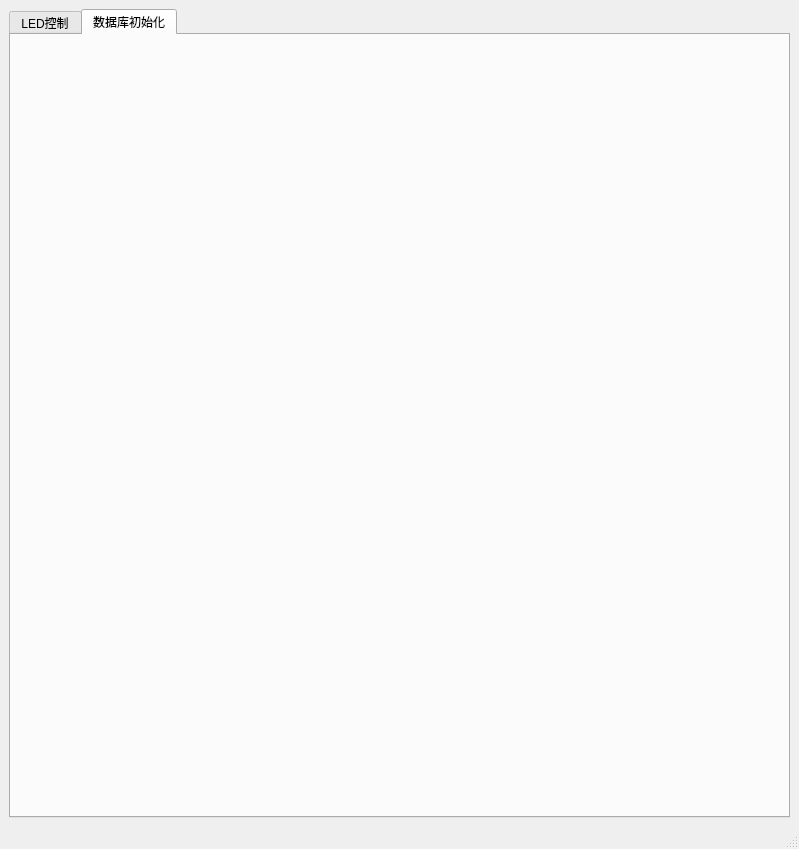
This is module/frm_LED.ui in jack-liaojie/LED_DEMO as Qt 5 draws it before an edit. The edited form follows.
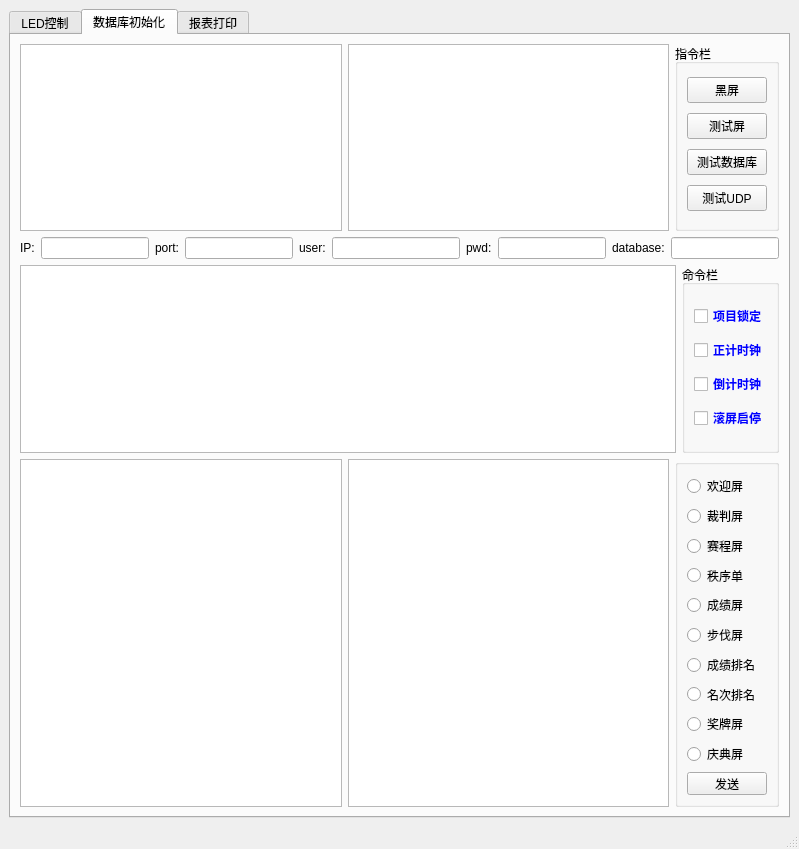
This is the edited form. The open tabs and pages were chosen to show the change.

```diff
--- a/module/frm_LED.ui
+++ b/module/frm_LED.ui
@@ -730,6 +730,1103 @@
        <attribute name="title">
         <string>数据库初始化</string>
        </attribute>
+       <layout class="QVBoxLayout" name="verticalLayout_13">
+        <item>
+         <layout class="QHBoxLayout" name="horizontalLayout_13">
+          <item>
+           <widget class="QTreeWidget" name="trv_event_2">
+            <property name="sizePolicy">
+             <sizepolicy hsizetype="Expanding" vsizetype="Expanding">
+              <horstretch>0</horstretch>
+              <verstretch>0</verstretch>
+             </sizepolicy>
+            </property>
+            <property name="minimumSize">
+             <size>
+              <width>100</width>
+              <height>0</height>
+             </size>
+            </property>
+            <attribute name="headerVisible">
+             <bool>false</bool>
+            </attribute>
+            <column>
+             <property name="text">
+              <string notr="true">1</string>
+             </property>
+            </column>
+           </widget>
+          </item>
+          <item>
+           <widget class="QTableWidget" name="tbv_data_2">
+            <property name="sizePolicy">
+             <sizepolicy hsizetype="Expanding" vsizetype="Ignored">
+              <horstretch>0</horstretch>
+              <verstretch>0</verstretch>
+             </sizepolicy>
+            </property>
+            <property name="selectionMode">
+             <enum>QAbstractItemView::SingleSelection</enum>
+            </property>
+            <property name="selectionBehavior">
+             <enum>QAbstractItemView::SelectRows</enum>
+            </property>
+            <attribute name="horizontalHeaderCascadingSectionResizes">
+             <bool>true</bool>
+            </attribute>
+            <attribute name="horizontalHeaderShowSortIndicator" stdset="0">
+             <bool>true</bool>
+            </attribute>
+            <attribute name="horizontalHeaderStretchLastSection">
+             <bool>true</bool>
+            </attribute>
+            <attribute name="verticalHeaderShowSortIndicator" stdset="0">
+             <bool>true</bool>
+            </attribute>
+            <attribute name="verticalHeaderStretchLastSection">
+             <bool>true</bool>
+            </attribute>
+           </widget>
+          </item>
+          <item>
+           <widget class="QGroupBox" name="gb_command_2">
+            <property name="sizePolicy">
+             <sizepolicy hsizetype="Fixed" vsizetype="Preferred">
+              <horstretch>0</horstretch>
+              <verstretch>0</verstretch>
+             </sizepolicy>
+            </property>
+            <property name="minimumSize">
+             <size>
+              <width>100</width>
+              <height>0</height>
+             </size>
+            </property>
+            <property name="title">
+             <string>指令栏</string>
+            </property>
+            <layout class="QVBoxLayout" name="verticalLayout_7">
+             <item>
+              <widget class="QPushButton" name="btn_black_2">
+               <property name="text">
+                <string>黑屏</string>
+               </property>
+              </widget>
+             </item>
+             <item>
+              <widget class="QPushButton" name="btn_testled_2">
+               <property name="text">
+                <string>测试屏</string>
+               </property>
+              </widget>
+             </item>
+             <item>
+              <widget class="QPushButton" name="btn_dbtest_2">
+               <property name="text">
+                <string>测试数据库</string>
+               </property>
+              </widget>
+             </item>
+             <item>
+              <widget class="QPushButton" name="btn_testudp_2">
+               <property name="text">
+                <string>测试UDP</string>
+               </property>
+              </widget>
+             </item>
+            </layout>
+           </widget>
+          </item>
+         </layout>
+        </item>
+        <item>
+         <layout class="QHBoxLayout" name="horizontalLayout_14">
+          <item>
+           <widget class="QLabel" name="label_15">
+            <property name="text">
+             <string>IP:</string>
+            </property>
+           </widget>
+          </item>
+          <item>
+           <widget class="QLineEdit" name="txt_dbip_2">
+            <property name="sizePolicy">
+             <sizepolicy hsizetype="Fixed" vsizetype="Fixed">
+              <horstretch>0</horstretch>
+              <verstretch>0</verstretch>
+             </sizepolicy>
+            </property>
+           </widget>
+          </item>
+          <item>
+           <widget class="QLabel" name="port_2">
+            <property name="text">
+             <string>port:</string>
+            </property>
+           </widget>
+          </item>
+          <item>
+           <widget class="QLineEdit" name="txt_dbport_2">
+            <property name="sizePolicy">
+             <sizepolicy hsizetype="Fixed" vsizetype="Fixed">
+              <horstretch>0</horstretch>
+              <verstretch>0</verstretch>
+             </sizepolicy>
+            </property>
+           </widget>
+          </item>
+          <item>
+           <widget class="QLabel" name="label_16">
+            <property name="text">
+             <string>user:</string>
+            </property>
+           </widget>
+          </item>
+          <item>
+           <widget class="QLineEdit" name="txt_dbuser_2">
+            <property name="sizePolicy">
+             <sizepolicy hsizetype="Expanding" vsizetype="Fixed">
+              <horstretch>0</horstretch>
+              <verstretch>0</verstretch>
+             </sizepolicy>
+            </property>
+           </widget>
+          </item>
+          <item>
+           <widget class="QLabel" name="label_17">
+            <property name="text">
+             <string>pwd:</string>
+            </property>
+           </widget>
+          </item>
+          <item>
+           <widget class="QLineEdit" name="txt_dbpwd_2">
+            <property name="sizePolicy">
+             <sizepolicy hsizetype="Fixed" vsizetype="Fixed">
+              <horstretch>0</horstretch>
+              <verstretch>0</verstretch>
+             </sizepolicy>
+            </property>
+            <property name="echoMode">
+             <enum>QLineEdit::Password</enum>
+            </property>
+           </widget>
+          </item>
+          <item>
+           <widget class="QLabel" name="label_18">
+            <property name="text">
+             <string>database:</string>
+            </property>
+           </widget>
+          </item>
+          <item>
+           <widget class="QLineEdit" name="txt_dbdatabase_2">
+            <property name="sizePolicy">
+             <sizepolicy hsizetype="Preferred" vsizetype="Fixed">
+              <horstretch>0</horstretch>
+              <verstretch>0</verstretch>
+             </sizepolicy>
+            </property>
+           </widget>
+          </item>
+         </layout>
+        </item>
+        <item>
+         <layout class="QHBoxLayout" name="horizontalLayout_4">
+          <item>
+           <widget class="QTableWidget" name="tbv_title_2">
+            <property name="sizePolicy">
+             <sizepolicy hsizetype="Expanding" vsizetype="Preferred">
+              <horstretch>0</horstretch>
+              <verstretch>0</verstretch>
+             </sizepolicy>
+            </property>
+            <property name="minimumSize">
+             <size>
+              <width>0</width>
+              <height>100</height>
+             </size>
+            </property>
+           </widget>
+          </item>
+          <item>
+           <widget class="QGroupBox" name="groupBox_3">
+            <property name="title">
+             <string>命令栏</string>
+            </property>
+            <layout class="QVBoxLayout" name="verticalLayout_8">
+             <property name="spacing">
+              <number>0</number>
+             </property>
+             <item>
+              <widget class="QCheckBox" name="ckb_matchselected_2">
+               <property name="palette">
+                <palette>
+                 <active>
+                  <colorrole role="WindowText">
+                   <brush brushstyle="SolidPattern">
+                    <color alpha="255">
+                     <red>0</red>
+                     <green>0</green>
+                     <blue>255</blue>
+                    </color>
+                   </brush>
+                  </colorrole>
+                 </active>
+                 <inactive>
+                  <colorrole role="WindowText">
+                   <brush brushstyle="SolidPattern">
+                    <color alpha="255">
+                     <red>0</red>
+                     <green>0</green>
+                     <blue>255</blue>
+                    </color>
+                   </brush>
+                  </colorrole>
+                 </inactive>
+                 <disabled>
+                  <colorrole role="WindowText">
+                   <brush brushstyle="SolidPattern">
+                    <color alpha="255">
+                     <red>120</red>
+                     <green>120</green>
+                     <blue>120</blue>
+                    </color>
+                   </brush>
+                  </colorrole>
+                 </disabled>
+                </palette>
+               </property>
+               <property name="font">
+                <font>
+                 <family>微软雅黑</family>
+                 <weight>75</weight>
+                 <bold>true</bold>
+                </font>
+               </property>
+               <property name="text">
+                <string>项目锁定</string>
+               </property>
+              </widget>
+             </item>
+             <item>
+              <widget class="QCheckBox" name="ckb_five_2">
+               <property name="palette">
+                <palette>
+                 <active>
+                  <colorrole role="WindowText">
+                   <brush brushstyle="SolidPattern">
+                    <color alpha="255">
+                     <red>0</red>
+                     <green>0</green>
+                     <blue>255</blue>
+                    </color>
+                   </brush>
+                  </colorrole>
+                 </active>
+                 <inactive>
+                  <colorrole role="WindowText">
+                   <brush brushstyle="SolidPattern">
+                    <color alpha="255">
+                     <red>0</red>
+                     <green>0</green>
+                     <blue>255</blue>
+                    </color>
+                   </brush>
+                  </colorrole>
+                 </inactive>
+                 <disabled>
+                  <colorrole role="WindowText">
+                   <brush brushstyle="SolidPattern">
+                    <color alpha="255">
+                     <red>120</red>
+                     <green>120</green>
+                     <blue>120</blue>
+                    </color>
+                   </brush>
+                  </colorrole>
+                 </disabled>
+                </palette>
+               </property>
+               <property name="font">
+                <font>
+                 <family>微软雅黑</family>
+                 <weight>75</weight>
+                 <bold>true</bold>
+                </font>
+               </property>
+               <property name="text">
+                <string>正计时钟</string>
+               </property>
+              </widget>
+             </item>
+             <item>
+              <widget class="QCheckBox" name="ckb_twenty_2">
+               <property name="palette">
+                <palette>
+                 <active>
+                  <colorrole role="WindowText">
+                   <brush brushstyle="SolidPattern">
+                    <color alpha="255">
+                     <red>0</red>
+                     <green>0</green>
+                     <blue>255</blue>
+                    </color>
+                   </brush>
+                  </colorrole>
+                 </active>
+                 <inactive>
+                  <colorrole role="WindowText">
+                   <brush brushstyle="SolidPattern">
+                    <color alpha="255">
+                     <red>0</red>
+                     <green>0</green>
+                     <blue>255</blue>
+                    </color>
+                   </brush>
+                  </colorrole>
+                 </inactive>
+                 <disabled>
+                  <colorrole role="WindowText">
+                   <brush brushstyle="SolidPattern">
+                    <color alpha="255">
+                     <red>120</red>
+                     <green>120</green>
+                     <blue>120</blue>
+                    </color>
+                   </brush>
+                  </colorrole>
+                 </disabled>
+                </palette>
+               </property>
+               <property name="font">
+                <font>
+                 <family>微软雅黑</family>
+                 <weight>75</weight>
+                 <bold>true</bold>
+                </font>
+               </property>
+               <property name="text">
+                <string>倒计时钟</string>
+               </property>
+              </widget>
+             </item>
+             <item>
+              <widget class="QCheckBox" name="ckb_scrolling_2">
+               <property name="palette">
+                <palette>
+                 <active>
+                  <colorrole role="WindowText">
+                   <brush brushstyle="SolidPattern">
+                    <color alpha="255">
+                     <red>0</red>
+                     <green>0</green>
+                     <blue>255</blue>
+                    </color>
+                   </brush>
+                  </colorrole>
+                 </active>
+                 <inactive>
+                  <colorrole role="WindowText">
+                   <brush brushstyle="SolidPattern">
+                    <color alpha="255">
+                     <red>0</red>
+                     <green>0</green>
+                     <blue>255</blue>
+                    </color>
+                   </brush>
+                  </colorrole>
+                 </inactive>
+                 <disabled>
+                  <colorrole role="WindowText">
+                   <brush brushstyle="SolidPattern">
+                    <color alpha="255">
+                     <red>120</red>
+                     <green>120</green>
+                     <blue>120</blue>
+                    </color>
+                   </brush>
+                  </colorrole>
+                 </disabled>
+                </palette>
+               </property>
+               <property name="font">
+                <font>
+                 <family>微软雅黑</family>
+                 <weight>75</weight>
+                 <bold>true</bold>
+                </font>
+               </property>
+               <property name="text">
+                <string>滚屏启停</string>
+               </property>
+              </widget>
+             </item>
+            </layout>
+           </widget>
+          </item>
+         </layout>
+        </item>
+        <item>
+         <layout class="QHBoxLayout" name="horizontalLayout_3">
+          <item>
+           <widget class="QTextEdit" name="txt_data_2"/>
+          </item>
+          <item>
+           <widget class="QTableWidget" name="tbv_register_2">
+            <property name="sizePolicy">
+             <sizepolicy hsizetype="Expanding" vsizetype="Ignored">
+              <horstretch>0</horstretch>
+              <verstretch>0</verstretch>
+             </sizepolicy>
+            </property>
+            <property name="selectionMode">
+             <enum>QAbstractItemView::SingleSelection</enum>
+            </property>
+            <property name="selectionBehavior">
+             <enum>QAbstractItemView::SelectRows</enum>
+            </property>
+            <attribute name="horizontalHeaderCascadingSectionResizes">
+             <bool>true</bool>
+            </attribute>
+            <attribute name="horizontalHeaderShowSortIndicator" stdset="0">
+             <bool>true</bool>
+            </attribute>
+            <attribute name="horizontalHeaderStretchLastSection">
+             <bool>true</bool>
+            </attribute>
+            <attribute name="verticalHeaderShowSortIndicator" stdset="0">
+             <bool>true</bool>
+            </attribute>
+            <attribute name="verticalHeaderStretchLastSection">
+             <bool>true</bool>
+            </attribute>
+           </widget>
+          </item>
+          <item>
+           <widget class="QGroupBox" name="groupBox_2">
+            <property name="sizePolicy">
+             <sizepolicy hsizetype="Preferred" vsizetype="Expanding">
+              <horstretch>0</horstretch>
+              <verstretch>0</verstretch>
+             </sizepolicy>
+            </property>
+            <property name="minimumSize">
+             <size>
+              <width>100</width>
+              <height>270</height>
+             </size>
+            </property>
+            <property name="title">
+             <string/>
+            </property>
+            <layout class="QVBoxLayout" name="verticalLayout_6">
+             <item>
+              <widget class="QRadioButton" name="rdo_welcome_2">
+               <property name="text">
+                <string>欢迎屏</string>
+               </property>
+              </widget>
+             </item>
+             <item>
+              <widget class="QRadioButton" name="rdo_judge_2">
+               <property name="text">
+                <string>裁判屏</string>
+               </property>
+              </widget>
+             </item>
+             <item>
+              <widget class="QRadioButton" name="rdo_schedule_2">
+               <property name="text">
+                <string>赛程屏</string>
+               </property>
+              </widget>
+             </item>
+             <item>
+              <widget class="QRadioButton" name="rdo_startlist_2">
+               <property name="text">
+                <string>秩序单</string>
+               </property>
+              </widget>
+             </item>
+             <item>
+              <widget class="QRadioButton" name="rdo_result_2">
+               <property name="text">
+                <string>成绩屏</string>
+               </property>
+              </widget>
+             </item>
+             <item>
+              <widget class="QRadioButton" name="rdo_step_2">
+               <property name="text">
+                <string>步伐屏</string>
+               </property>
+              </widget>
+             </item>
+             <item>
+              <widget class="QRadioButton" name="rdo_resultlist_2">
+               <property name="text">
+                <string>成绩排名</string>
+               </property>
+              </widget>
+             </item>
+             <item>
+              <widget class="QRadioButton" name="rdo_ranklist_2">
+               <property name="text">
+                <string>名次排名</string>
+               </property>
+              </widget>
+             </item>
+             <item>
+              <widget class="QRadioButton" name="rdo_medal_2">
+               <property name="text">
+                <string>奖牌屏</string>
+               </property>
+              </widget>
+             </item>
+             <item>
+              <widget class="QRadioButton" name="rdo_celebrate_2">
+               <property name="text">
+                <string>庆典屏</string>
+               </property>
+              </widget>
+             </item>
+             <item>
+              <widget class="QPushButton" name="btn_ok_2">
+               <property name="sizePolicy">
+                <sizepolicy hsizetype="Fixed" vsizetype="Fixed">
+                 <horstretch>0</horstretch>
+                 <verstretch>0</verstretch>
+                </sizepolicy>
+               </property>
+               <property name="minimumSize">
+                <size>
+                 <width>40</width>
+                 <height>0</height>
+                </size>
+               </property>
+               <property name="text">
+                <string>发送</string>
+               </property>
+               <property name="checkable">
+                <bool>false</bool>
+               </property>
+               <property name="checked">
+                <bool>false</bool>
+               </property>
+              </widget>
+             </item>
+            </layout>
+           </widget>
+          </item>
+         </layout>
+        </item>
+       </layout>
+      </widget>
+      <widget class="QWidget" name="tab">
+       <attribute name="title">
+        <string>报表打印</string>
+       </attribute>
+       <layout class="QVBoxLayout" name="verticalLayout_12">
+        <item>
+         <layout class="QHBoxLayout" name="horizontalLayout_17">
+          <item>
+           <widget class="QTreeWidget" name="trv_event_3">
+            <property name="sizePolicy">
+             <sizepolicy hsizetype="Expanding" vsizetype="Expanding">
+              <horstretch>0</horstretch>
+              <verstretch>0</verstretch>
+             </sizepolicy>
+            </property>
+            <property name="minimumSize">
+             <size>
+              <width>100</width>
+              <height>0</height>
+             </size>
+            </property>
+            <attribute name="headerVisible">
+             <bool>false</bool>
+            </attribute>
+            <column>
+             <property name="text">
+              <string notr="true">1</string>
+             </property>
+            </column>
+           </widget>
+          </item>
+          <item>
+           <widget class="QTableWidget" name="tbv_data_3">
+            <property name="sizePolicy">
+             <sizepolicy hsizetype="Expanding" vsizetype="Ignored">
+              <horstretch>0</horstretch>
+              <verstretch>0</verstretch>
+             </sizepolicy>
+            </property>
+            <property name="selectionMode">
+             <enum>QAbstractItemView::SingleSelection</enum>
+            </property>
+            <property name="selectionBehavior">
+             <enum>QAbstractItemView::SelectRows</enum>
+            </property>
+            <attribute name="horizontalHeaderCascadingSectionResizes">
+             <bool>true</bool>
+            </attribute>
+            <attribute name="horizontalHeaderShowSortIndicator" stdset="0">
+             <bool>true</bool>
+            </attribute>
+            <attribute name="horizontalHeaderStretchLastSection">
+             <bool>true</bool>
+            </attribute>
+            <attribute name="verticalHeaderShowSortIndicator" stdset="0">
+             <bool>true</bool>
+            </attribute>
+            <attribute name="verticalHeaderStretchLastSection">
+             <bool>true</bool>
+            </attribute>
+           </widget>
+          </item>
+          <item>
+           <widget class="QGroupBox" name="gb_command_3">
+            <property name="sizePolicy">
+             <sizepolicy hsizetype="Fixed" vsizetype="Preferred">
+              <horstretch>0</horstretch>
+              <verstretch>0</verstretch>
+             </sizepolicy>
+            </property>
+            <property name="minimumSize">
+             <size>
+              <width>100</width>
+              <height>0</height>
+             </size>
+            </property>
+            <property name="title">
+             <string>指令栏</string>
+            </property>
+            <layout class="QVBoxLayout" name="verticalLayout_10">
+             <item>
+              <widget class="QPushButton" name="btn_black_3">
+               <property name="text">
+                <string>黑屏</string>
+               </property>
+              </widget>
+             </item>
+             <item>
+              <widget class="QPushButton" name="btn_testled_3">
+               <property name="text">
+                <string>测试屏</string>
+               </property>
+              </widget>
+             </item>
+             <item>
+              <widget class="QPushButton" name="btn_dbtest_3">
+               <property name="text">
+                <string>测试数据库</string>
+               </property>
+              </widget>
+             </item>
+             <item>
+              <widget class="QPushButton" name="btn_testudp_3">
+               <property name="text">
+                <string>测试UDP</string>
+               </property>
+              </widget>
+             </item>
+            </layout>
+           </widget>
+          </item>
+         </layout>
+        </item>
+        <item>
+         <layout class="QHBoxLayout" name="horizontalLayout_6">
+          <item>
+           <widget class="QTableWidget" name="tbv_title_3">
+            <property name="sizePolicy">
+             <sizepolicy hsizetype="Expanding" vsizetype="Preferred">
+              <horstretch>0</horstretch>
+              <verstretch>0</verstretch>
+             </sizepolicy>
+            </property>
+            <property name="minimumSize">
+             <size>
+              <width>0</width>
+              <height>100</height>
+             </size>
+            </property>
+           </widget>
+          </item>
+          <item>
+           <widget class="QGroupBox" name="groupBox_5">
+            <property name="title">
+             <string>命令栏</string>
+            </property>
+            <layout class="QVBoxLayout" name="verticalLayout_11">
+             <property name="spacing">
+              <number>0</number>
+             </property>
+             <item>
+              <widget class="QCheckBox" name="ckb_matchselected_3">
+               <property name="palette">
+                <palette>
+                 <active>
+                  <colorrole role="WindowText">
+                   <brush brushstyle="SolidPattern">
+                    <color alpha="255">
+                     <red>0</red>
+                     <green>0</green>
+                     <blue>255</blue>
+                    </color>
+                   </brush>
+                  </colorrole>
+                 </active>
+                 <inactive>
+                  <colorrole role="WindowText">
+                   <brush brushstyle="SolidPattern">
+                    <color alpha="255">
+                     <red>0</red>
+                     <green>0</green>
+                     <blue>255</blue>
+                    </color>
+                   </brush>
+                  </colorrole>
+                 </inactive>
+                 <disabled>
+                  <colorrole role="WindowText">
+                   <brush brushstyle="SolidPattern">
+                    <color alpha="255">
+                     <red>120</red>
+                     <green>120</green>
+                     <blue>120</blue>
+                    </color>
+                   </brush>
+                  </colorrole>
+                 </disabled>
+                </palette>
+               </property>
+               <property name="font">
+                <font>
+                 <family>微软雅黑</family>
+                 <weight>75</weight>
+                 <bold>true</bold>
+                </font>
+               </property>
+               <property name="text">
+                <string>项目锁定</string>
+               </property>
+              </widget>
+             </item>
+             <item>
+              <widget class="QCheckBox" name="ckb_five_3">
+               <property name="palette">
+                <palette>
+                 <active>
+                  <colorrole role="WindowText">
+                   <brush brushstyle="SolidPattern">
+                    <color alpha="255">
+                     <red>0</red>
+                     <green>0</green>
+                     <blue>255</blue>
+                    </color>
+                   </brush>
+                  </colorrole>
+                 </active>
+                 <inactive>
+                  <colorrole role="WindowText">
+                   <brush brushstyle="SolidPattern">
+                    <color alpha="255">
+                     <red>0</red>
+                     <green>0</green>
+                     <blue>255</blue>
+                    </color>
+                   </brush>
+                  </colorrole>
+                 </inactive>
+                 <disabled>
+                  <colorrole role="WindowText">
+                   <brush brushstyle="SolidPattern">
+                    <color alpha="255">
+                     <red>120</red>
+                     <green>120</green>
+                     <blue>120</blue>
+                    </color>
+                   </brush>
+                  </colorrole>
+                 </disabled>
+                </palette>
+               </property>
+               <property name="font">
+                <font>
+                 <family>微软雅黑</family>
+                 <weight>75</weight>
+                 <bold>true</bold>
+                </font>
+               </property>
+               <property name="text">
+                <string>正计时钟</string>
+               </property>
+              </widget>
+             </item>
+             <item>
+              <widget class="QCheckBox" name="ckb_twenty_3">
+               <property name="palette">
+                <palette>
+                 <active>
+                  <colorrole role="WindowText">
+                   <brush brushstyle="SolidPattern">
+                    <color alpha="255">
+                     <red>0</red>
+                     <green>0</green>
+                     <blue>255</blue>
+                    </color>
+                   </brush>
+                  </colorrole>
+                 </active>
+                 <inactive>
+                  <colorrole role="WindowText">
+                   <brush brushstyle="SolidPattern">
+                    <color alpha="255">
+                     <red>0</red>
+                     <green>0</green>
+                     <blue>255</blue>
+                    </color>
+                   </brush>
+                  </colorrole>
+                 </inactive>
+                 <disabled>
+                  <colorrole role="WindowText">
+                   <brush brushstyle="SolidPattern">
+                    <color alpha="255">
+                     <red>120</red>
+                     <green>120</green>
+                     <blue>120</blue>
+                    </color>
+                   </brush>
+                  </colorrole>
+                 </disabled>
+                </palette>
+               </property>
+               <property name="font">
+                <font>
+                 <family>微软雅黑</family>
+                 <weight>75</weight>
+                 <bold>true</bold>
+                </font>
+               </property>
+               <property name="text">
+                <string>倒计时钟</string>
+               </property>
+              </widget>
+             </item>
+             <item>
+              <widget class="QCheckBox" name="ckb_scrolling_3">
+               <property name="palette">
+                <palette>
+                 <active>
+                  <colorrole role="WindowText">
+                   <brush brushstyle="SolidPattern">
+                    <color alpha="255">
+                     <red>0</red>
+                     <green>0</green>
+                     <blue>255</blue>
+                    </color>
+                   </brush>
+                  </colorrole>
+                 </active>
+                 <inactive>
+                  <colorrole role="WindowText">
+                   <brush brushstyle="SolidPattern">
+                    <color alpha="255">
+                     <red>0</red>
+                     <green>0</green>
+                     <blue>255</blue>
+                    </color>
+                   </brush>
+                  </colorrole>
+                 </inactive>
+                 <disabled>
+                  <colorrole role="WindowText">
+                   <brush brushstyle="SolidPattern">
+                    <color alpha="255">
+                     <red>120</red>
+                     <green>120</green>
+                     <blue>120</blue>
+                    </color>
+                   </brush>
+                  </colorrole>
+                 </disabled>
+                </palette>
+               </property>
+               <property name="font">
+                <font>
+                 <family>微软雅黑</family>
+                 <weight>75</weight>
+                 <bold>true</bold>
+                </font>
+               </property>
+               <property name="text">
+                <string>滚屏启停</string>
+               </property>
+              </widget>
+             </item>
+            </layout>
+           </widget>
+          </item>
+         </layout>
+        </item>
+        <item>
+         <layout class="QHBoxLayout" name="horizontalLayout_5">
+          <item>
+           <widget class="QTextEdit" name="txt_data_3"/>
+          </item>
+          <item>
+           <widget class="QTableWidget" name="tbv_register_3">
+            <property name="sizePolicy">
+             <sizepolicy hsizetype="Expanding" vsizetype="Ignored">
+              <horstretch>0</horstretch>
+              <verstretch>0</verstretch>
+             </sizepolicy>
+            </property>
+            <property name="selectionMode">
+             <enum>QAbstractItemView::SingleSelection</enum>
+            </property>
+            <property name="selectionBehavior">
+             <enum>QAbstractItemView::SelectRows</enum>
+            </property>
+            <attribute name="horizontalHeaderCascadingSectionResizes">
+             <bool>true</bool>
+            </attribute>
+            <attribute name="horizontalHeaderShowSortIndicator" stdset="0">
+             <bool>true</bool>
+            </attribute>
+            <attribute name="horizontalHeaderStretchLastSection">
+             <bool>true</bool>
+            </attribute>
+            <attribute name="verticalHeaderShowSortIndicator" stdset="0">
+             <bool>true</bool>
+            </attribute>
+            <attribute name="verticalHeaderStretchLastSection">
+             <bool>true</bool>
+            </attribute>
+           </widget>
+          </item>
+          <item>
+           <widget class="QGroupBox" name="groupBox_4">
+            <property name="sizePolicy">
+             <sizepolicy hsizetype="Preferred" vsizetype="Expanding">
+              <horstretch>0</horstretch>
+              <verstretch>0</verstretch>
+             </sizepolicy>
+            </property>
+            <property name="minimumSize">
+             <size>
+              <width>100</width>
+              <height>270</height>
+             </size>
+            </property>
+            <property name="title">
+             <string/>
+            </property>
+            <layout class="QVBoxLayout" name="verticalLayout_9">
+             <item>
+              <widget class="QRadioButton" name="rdo_welcome_3">
+               <property name="text">
+                <string>欢迎屏</string>
+               </property>
+              </widget>
+             </item>
+             <item>
+              <widget class="QRadioButton" name="rdo_judge_3">
+               <property name="text">
+                <string>裁判屏</string>
+               </property>
+              </widget>
+             </item>
+             <item>
+              <widget class="QRadioButton" name="rdo_schedule_3">
+               <property name="text">
+                <string>赛程屏</string>
+               </property>
+              </widget>
+             </item>
+             <item>
+              <widget class="QRadioButton" name="rdo_startlist_3">
+               <property name="text">
+                <string>秩序单</string>
+               </property>
+              </widget>
+             </item>
+             <item>
+              <widget class="QRadioButton" name="rdo_result_3">
+               <property name="text">
+                <string>成绩屏</string>
+               </property>
+              </widget>
+             </item>
+             <item>
+              <widget class="QRadioButton" name="rdo_step_3">
+               <property name="text">
+                <string>步伐屏</string>
+               </property>
+              </widget>
+             </item>
+             <item>
+              <widget class="QRadioButton" name="rdo_resultlist_3">
+               <property name="text">
+                <string>成绩排名</string>
+               </property>
+              </widget>
+             </item>
+             <item>
+              <widget class="QRadioButton" name="rdo_ranklist_3">
+               <property name="text">
+                <string>名次排名</string>
+               </property>
+              </widget>
+             </item>
+             <item>
+              <widget class="QRadioButton" name="rdo_medal_3">
+               <property name="text">
+                <string>奖牌屏</string>
+               </property>
+              </widget>
+             </item>
+             <item>
+              <widget class="QRadioButton" name="rdo_celebrate_3">
+               <property name="text">
+                <string>庆典屏</string>
+               </property>
+              </widget>
+             </item>
+             <item>
+              <widget class="QPushButton" name="btn_ok_3">
+               <property name="sizePolicy">
+                <sizepolicy hsizetype="Fixed" vsizetype="Fixed">
+                 <horstretch>0</horstretch>
+                 <verstretch>0</verstretch>
+                </sizepolicy>
+               </property>
+               <property name="minimumSize">
+                <size>
+                 <width>40</width>
+                 <height>0</height>
+                </size>
+               </property>
+               <property name="text">
+                <string>发送</string>
+               </property>
+               <property name="checkable">
+                <bool>false</bool>
+               </property>
+               <property name="checked">
+                <bool>false</bool>
+               </property>
+              </widget>
+             </item>
+            </layout>
+           </widget>
+          </item>
+         </layout>
+        </item>
+       </layout>
       </widget>
      </widget>
     </item>
```
Left out of the diff: 481 changed lines with no effect on the pictures.
